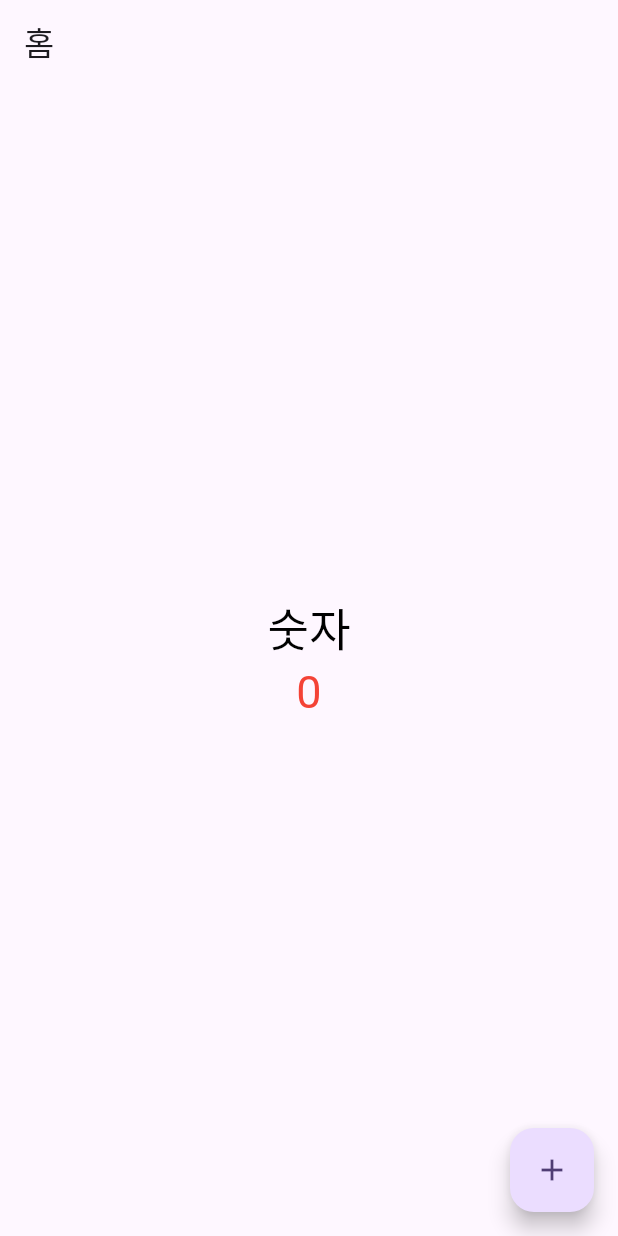
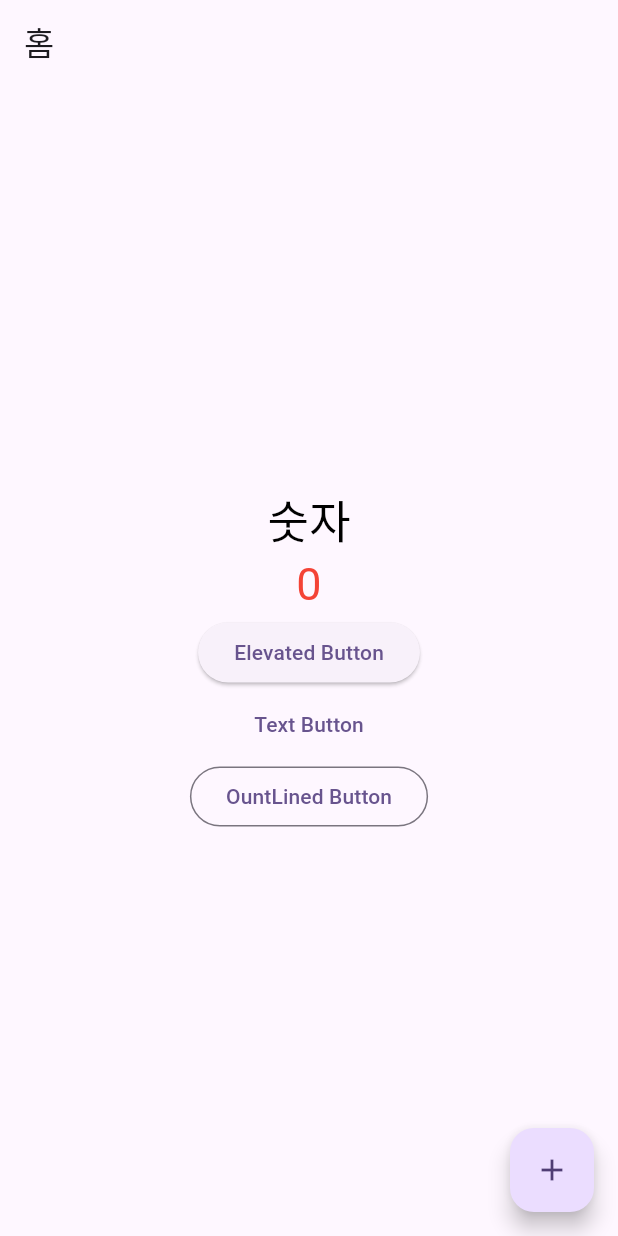
Before and after one commit to cleanwash/hello_flutter, a Flutter app: the screen it shows after launch, on a phone screen of 412 x 824 dp. Run offline on Flutter 3.47's test engine with Material 3 defaults, Android fonts, the phone set to English and light mode, and no system bars.

Commit message:
Feat:여러가지 버튼

```diff
--- a/lib/main.dart
+++ b/lib/main.dart
@@ -58,6 +58,23 @@ class _MyHomePageState extends State<MyHomePage> {
                 fontSize: 30,
               ),
             ),
+            //Elevated Button 사용
+            ElevatedButton(
+              onPressed: () {
+                print('Elevated Button');
+              },
+              child: Text('Elevated Button'),
+            ),
+            TextButton(
+              onPressed: () {
+                print('Text Button');
+              },
+              child: Text('Text Button'),
+            ),
+            OutlinedButton(
+              onPressed: () {},
+              child: Text('OuntLined Button'),
+            )
           ],
         ),
       ),
```
